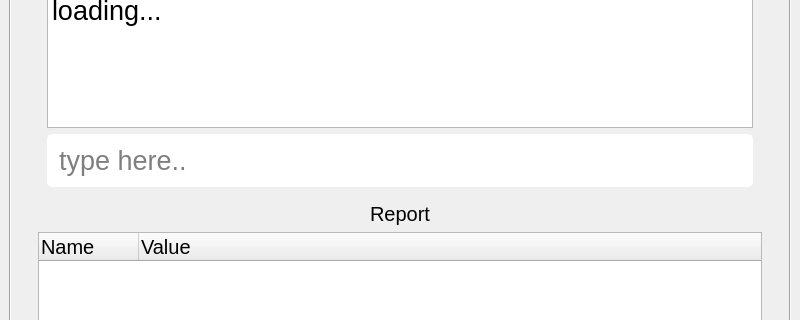
This is practice.ui in Prakash5209/typing_tutor as Qt 5 draws it before an edit; both pictures show x 0 to 800 and y 169 to 489 of the 800 by 600 pixel window. The edited form follows.
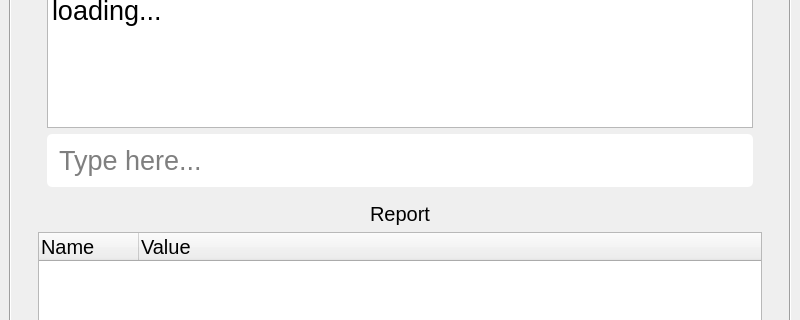
This is the edited form.

Commit message: tyupe here

```diff
--- a/practice.ui
+++ b/practice.ui
@@ -143,7 +143,7 @@
                      <string/>
                     </property>
                     <property name="placeholderText">
-                     <string>type here..</string>
+                     <string>Type here...</string>
                     </property>
                    </widget>
                   </item>
```
The commit also changes 1 other file.
